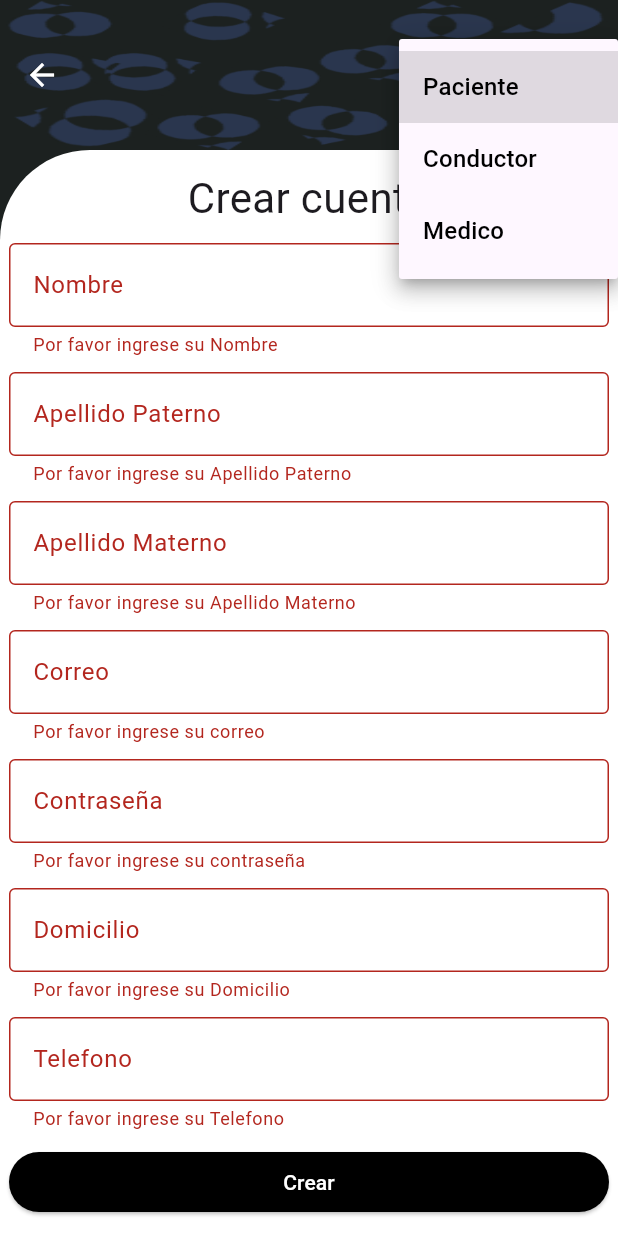
After one commit to MIGU3TR0N/uber_medico, a Flutter app: the RegisterScreen screen opened by its route, after a tap on "Crear", after a tap on "Select Role", on a phone screen of 412 x 824 dp. The commit adds this screen. Run offline on Flutter 3.47's test engine with Material 3 defaults, Android fonts, the phone set to English and light mode, and no system bars; our stand-ins replace simple_icons.

Commit message:
interfaz de registro de pacientes realizado

```diff
--- a/lib/main.dart
+++ b/lib/main.dart
@@ -1,6 +1,7 @@
 import 'package:flutter/material.dart';
 import 'package:uber_medico/screens/home_screen.dart';
 import 'package:uber_medico/screens/login_screen.dart';
+import 'package:uber_medico/screens/register_screen.dart';
 
 void main() {
   runApp(MyApp());
@@ -13,6 +14,9 @@ class MyApp extends StatelessWidget {
       title: 'Uber Medico',
       debugShowCheckedModeBanner: false,
       home: const LoginScreen(),
+      routes: {
+        "/register": (context) => const RegisterScreen(),
+      },
     );
   }
 }
--- a/lib/screens/login_screen.dart
+++ b/lib/screens/login_screen.dart
@@ -106,6 +106,15 @@ class _LoginScreenState extends State<LoginScreen> {
                     },
                     child: Text('Iniciar sesion', style: TextStyle(color: Colors.white),),
                   ),
+                  ElevatedButton(
+                    style: ElevatedButton.styleFrom(
+                      backgroundColor: Colors.black,
+                    ),
+                    onPressed: () {
+                      Navigator.pushNamed(context, "/register");
+                    },
+                    child: Text('Registrarme', style: TextStyle(color: Colors.white),),
+                  ),
                   SizedBox(height: 16.0),
                   TextButton(
                     onPressed: () {
--- /dev/null
+++ b/lib/screens/register_screen.dart
@@ -0,0 +1,206 @@
+import 'package:flutter/material.dart';
+
+class RegisterScreen extends StatefulWidget {
+  const RegisterScreen({super.key});
+
+  @override
+  State<RegisterScreen> createState() => _RegisterScreenState();
+}
+
+class _RegisterScreenState extends State<RegisterScreen> {
+  final _formKey = GlobalKey<FormState>();
+
+  // Controllers for the text fields
+  final _emailController = TextEditingController();
+  final _passwordController = TextEditingController();
+  final _nombreController = TextEditingController();
+  final _apellidoPController = TextEditingController();
+  final _apellidoMController = TextEditingController();
+  final _domicilioController = TextEditingController();
+  final _telefonoController = TextEditingController();
+  String? selectedRole;
+  final List<String> roles = ['Paciente ', 'Conductor', 'Medico'];
+  @override
+  Widget build(BuildContext context) {
+    return Scaffold(
+      backgroundColor: Color(0xFF1c2120),
+      appBar: AppBar(
+        iconTheme: IconThemeData(color: Colors.white),
+        //backgroundColor: Colors.black,
+        flexibleSpace: Container(
+          decoration: BoxDecoration(
+            image: DecorationImage(
+              fit: BoxFit.fill,
+              image: AssetImage('assets/fondo.png',),
+            ),
+          ),
+        ),
+        actions: [
+          // right here the selected box
+          Padding(
+            padding: const EdgeInsets.symmetric(horizontal: 16.0),
+            child: DropdownButton<String>(
+              hint: Text('Select Role', style: TextStyle(color: Colors.white)),
+              value: selectedRole,
+              onChanged: (String? newValue) {
+                setState(() {
+                  selectedRole = newValue; // Update the selected role
+                });
+              },
+              items: roles.map<DropdownMenuItem<String>>((String value) {
+                return DropdownMenuItem<String>(
+                  value: value,
+                  child: Text(value, style: TextStyle(color: Colors.black)),
+                );
+              }).toList(),
+            ),
+          ),
+        ],
+        toolbarHeight: 100,
+      ),
+      body: Container(
+        decoration: BoxDecoration(
+          color: Colors.white,
+          borderRadius: BorderRadius.only(topLeft: Radius.circular(60))
+        ),
+        child: SafeArea(
+          child: Padding(
+            padding: const EdgeInsets.all(6.0),
+            child: Form(
+              key: _formKey,
+              child: Column(
+                mainAxisAlignment: MainAxisAlignment.center,
+                crossAxisAlignment: CrossAxisAlignment.stretch,
+                children: [
+                  // Car Icon (Use a suitable asset)
+                  Text('Crear cuenta', textAlign: TextAlign.center, style: TextStyle(fontSize: 28, ),), // Replace with your image
+
+                  SizedBox(height: 10),
+
+                  TextFormField(
+                    decoration: InputDecoration(
+                      labelText: 'Nombre',
+                      border: OutlineInputBorder(),
+                    ),
+                    controller: _nombreController,
+                    validator: (value) {
+                      if (value == null || value.isEmpty) {
+                        return 'Por favor ingrese su Nombre';
+                      }
+                      return null;
+                    },
+                  ),
+                  SizedBox(height: 10),
+
+                  TextFormField(
+                    decoration: InputDecoration(
+                      labelText: 'Apellido Paterno',
+                      border: OutlineInputBorder(),
+                    ),
+                    controller: _apellidoPController,
+                    validator: (value) {
+                      if (value == null || value.isEmpty) {
+                        return 'Por favor ingrese su Apellido Paterno';
+                      }
+                      return null;
+                    },
+                  ),
+                  SizedBox(height: 10),
+
+                  TextFormField(
+                    decoration: InputDecoration(
+                      labelText: 'Apellido Materno',
+                      border: OutlineInputBorder(),
+                    ),
+                    controller: _apellidoMController,
+                    validator: (value) {
+                      if (value == null || value.isEmpty) {
+                        return 'Por favor ingrese su Apellido Materno';
+                      }
+                      return null;
+                    },
+                  ),
+                  SizedBox(height: 10),
+
+                  TextFormField(
+                    decoration: InputDecoration(
+                      labelText: 'Correo',
+                      border: OutlineInputBorder(),
+                    ),
+                    controller: _emailController,
+                    validator: (value) {
+                      if (value == null || value.isEmpty) {
+                        return 'Por favor ingrese su correo';
+                      }
+                      return null;
+                    },
+                  ),
+                  SizedBox(height: 10),
+
+                  TextFormField(
+                    decoration: InputDecoration(
+                      labelText: 'Contraseña',
+                      border: OutlineInputBorder(),
+                    ),
+                    obscureText: true,
+                    controller: _passwordController,
+                    validator: (value) {
+                      if (value == null || value.isEmpty) {
+                        return 'Por favor ingrese su contraseña';
+                      }
+                      return null;
+                    },
+                  ),
+                  SizedBox(height: 10),
+
+                  TextFormField(
+                    decoration: InputDecoration(
+                      labelText: 'Domicilio',
+                      border: OutlineInputBorder(),
+                    ),
+                    controller: _domicilioController,
+                    validator: (value) {
+                      if (value == null || value.isEmpty) {
+                        return 'Por favor ingrese su Domicilio';
+                      }
+                      return null;
+                    },
+                  ),
+                  SizedBox(height: 10),
+
+                  TextFormField(
+                    decoration: InputDecoration(
+                      labelText: 'Telefono',
+                      border: OutlineInputBorder(),
+                    ),
+                    controller: _telefonoController,
+                    validator: (value) {
+                      if (value == null || value.isEmpty) {
+                        return 'Por favor ingrese su Telefono';
+                      }
+                      return null;
+                    },
+                  ),
+                  SizedBox(height: 10),
+
+                  ElevatedButton(
+                    style: ElevatedButton.styleFrom(
+                      backgroundColor: Colors.black,
+                    ),
+                    onPressed: () {
+                      if (_formKey.currentState!.validate()) {
+                        // Perform login logic here
+                        print('Login successful!');
+                      }
+                    },
+                    child: Text('Crear', style: TextStyle(color: Colors.white),),
+                  ),
+                  ],
+              ),
+            ),
+          ),
+        ),
+      ),
+    );
+  }
+}
```
Also changed, not shown: 1 other file.
